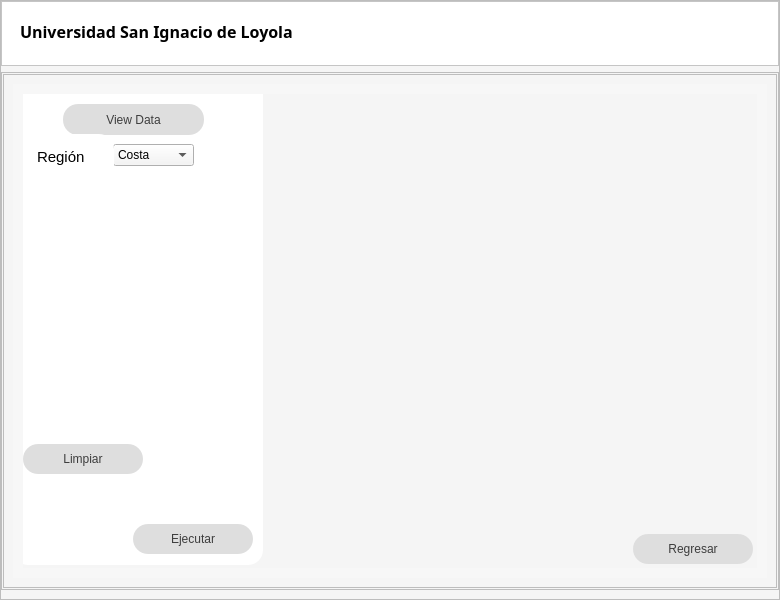
Before: the Qt Designer form PyQt.ui in RoYDraxT/PyQt, drawn with Qt 5.
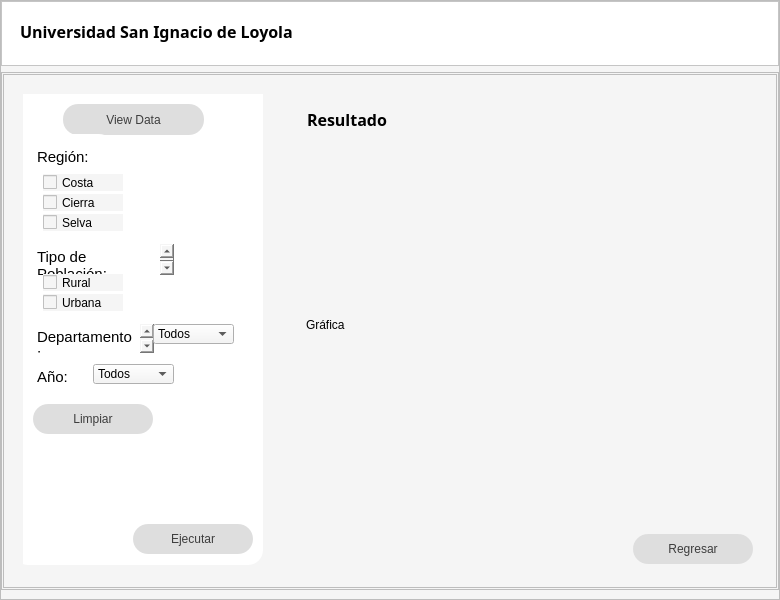
After: the same form once the commit is applied. Icons and pictures are not drawn.

Patch:
```diff
--- a/PyQt.ui
+++ b/PyQt.ui
@@ -237,7 +237,7 @@
               <widget class="QStackedWidget" name="stackedWidget">
                <property name="styleSheet">
                 <string notr="true">QFrame {
-    background-color: #f7f7f7; /* Fondo gris claro */
+    background-color: transparent; /* Fondo gris claro */
     border: 1px solid #dcdcdc; /* Borde gris claro */
     padding: 10px; /* Espaciado interno */;
     border: 0px; /* Sin bordes */;
@@ -463,8 +463,8 @@
                  <widget class="QPushButton" name="bt_limpiar">
                   <property name="geometry">
                    <rect>
-                    <x>10</x>
-                    <y>370</y>
+                    <x>20</x>
+                    <y>330</y>
                     <width>120</width>
                     <height>30</height>
                    </rect>
@@ -479,31 +479,6 @@
                    <string>Limpiar</string>
                   </property>
                  </widget>
-                 <widget class="QComboBox" name="reg_box">
-                  <property name="geometry">
-                   <rect>
-                    <x>100</x>
-                    <y>70</y>
-                    <width>81</width>
-                    <height>22</height>
-                   </rect>
-                  </property>
-                  <item>
-                   <property name="text">
-                    <string>Costa</string>
-                   </property>
-                  </item>
-                  <item>
-                   <property name="text">
-                    <string>Sierra</string>
-                   </property>
-                  </item>
-                  <item>
-                   <property name="text">
-                    <string>Selva</string>
-                   </property>
-                  </item>
-                 </widget>
                  <widget class="QPlainTextEdit" name="region">
                   <property name="geometry">
                    <rect>
@@ -522,7 +497,7 @@
                    </font>
                   </property>
                   <property name="plainText">
-                   <string>Región</string>
+                   <string>Región:</string>
                   </property>
                  </widget>
                  <widget class="QPushButton" name="bt_ejecutar">
@@ -542,6 +517,308 @@
                   </property>
                   <property name="text">
                    <string>Ejecutar</string>
+                  </property>
+                 </widget>
+                 <widget class="QPlainTextEdit" name="anio">
+                  <property name="geometry">
+                   <rect>
+                    <x>10</x>
+                    <y>280</y>
+                    <width>91</width>
+                    <height>49</height>
+                   </rect>
+                  </property>
+                  <property name="font">
+                   <font>
+                    <family>Arial</family>
+                    <pointsize>11</pointsize>
+                    <weight>50</weight>
+                    <bold>false</bold>
+                   </font>
+                  </property>
+                  <property name="plainText">
+                   <string>Año:</string>
+                  </property>
+                 </widget>
+                 <widget class="QComboBox" name="anio_box">
+                  <property name="geometry">
+                   <rect>
+                    <x>80</x>
+                    <y>290</y>
+                    <width>81</width>
+                    <height>20</height>
+                   </rect>
+                  </property>
+                  <item>
+                   <property name="text">
+                    <string>Todos</string>
+                   </property>
+                  </item>
+                  <item>
+                   <property name="text">
+                    <string>2014</string>
+                   </property>
+                  </item>
+                  <item>
+                   <property name="text">
+                    <string>2015</string>
+                   </property>
+                  </item>
+                  <item>
+                   <property name="text">
+                    <string>2016</string>
+                   </property>
+                  </item>
+                  <item>
+                   <property name="text">
+                    <string>2017</string>
+                   </property>
+                  </item>
+                  <item>
+                   <property name="text">
+                    <string>2018</string>
+                   </property>
+                  </item>
+                  <item>
+                   <property name="text">
+                    <string>2019</string>
+                   </property>
+                  </item>
+                  <item>
+                   <property name="text">
+                    <string>2020</string>
+                   </property>
+                  </item>
+                  <item>
+                   <property name="text">
+                    <string>2021</string>
+                   </property>
+                  </item>
+                 </widget>
+                 <widget class="QCheckBox" name="costa">
+                  <property name="geometry">
+                   <rect>
+                    <x>30</x>
+                    <y>100</y>
+                    <width>80</width>
+                    <height>17</height>
+                   </rect>
+                  </property>
+                  <property name="text">
+                   <string>Costa</string>
+                  </property>
+                 </widget>
+                 <widget class="QCheckBox" name="sierra">
+                  <property name="geometry">
+                   <rect>
+                    <x>30</x>
+                    <y>120</y>
+                    <width>80</width>
+                    <height>17</height>
+                   </rect>
+                  </property>
+                  <property name="text">
+                   <string>Cierra</string>
+                  </property>
+                 </widget>
+                 <widget class="QCheckBox" name="selva">
+                  <property name="geometry">
+                   <rect>
+                    <x>30</x>
+                    <y>140</y>
+                    <width>80</width>
+                    <height>17</height>
+                   </rect>
+                  </property>
+                  <property name="text">
+                   <string>Selva</string>
+                  </property>
+                 </widget>
+                 <widget class="QPlainTextEdit" name="departamento">
+                  <property name="geometry">
+                   <rect>
+                    <x>10</x>
+                    <y>240</y>
+                    <width>141</width>
+                    <height>49</height>
+                   </rect>
+                  </property>
+                  <property name="font">
+                   <font>
+                    <family>Arial</family>
+                    <pointsize>11</pointsize>
+                    <weight>50</weight>
+                    <bold>false</bold>
+                   </font>
+                  </property>
+                  <property name="plainText">
+                   <string>Departamento:</string>
+                  </property>
+                 </widget>
+                 <widget class="QComboBox" name="departamento_box">
+                  <property name="geometry">
+                   <rect>
+                    <x>140</x>
+                    <y>250</y>
+                    <width>81</width>
+                    <height>20</height>
+                   </rect>
+                  </property>
+                  <item>
+                   <property name="text">
+                    <string>Todos</string>
+                   </property>
+                  </item>
+                 </widget>
+                 <widget class="QCheckBox" name="rural">
+                  <property name="geometry">
+                   <rect>
+                    <x>30</x>
+                    <y>200</y>
+                    <width>80</width>
+                    <height>17</height>
+                   </rect>
+                  </property>
+                  <property name="text">
+                   <string>Rural</string>
+                  </property>
+                 </widget>
+                 <widget class="QPlainTextEdit" name="tipo_poblacion">
+                  <property name="geometry">
+                   <rect>
+                    <x>10</x>
+                    <y>160</y>
+                    <width>161</width>
+                    <height>51</height>
+                   </rect>
+                  </property>
+                  <property name="font">
+                   <font>
+                    <family>Arial</family>
+                    <pointsize>11</pointsize>
+                    <weight>50</weight>
+                    <bold>false</bold>
+                   </font>
+                  </property>
+                  <property name="plainText">
+                   <string>Tipo de Población:</string>
+                  </property>
+                 </widget>
+                 <widget class="QCheckBox" name="urbana">
+                  <property name="geometry">
+                   <rect>
+                    <x>30</x>
+                    <y>220</y>
+                    <width>80</width>
+                    <height>17</height>
+                   </rect>
+                  </property>
+                  <property name="text">
+                   <string>Urbana</string>
+                  </property>
+                 </widget>
+                 <zorder>tipo_poblacion</zorder>
+                 <zorder>bt_view</zorder>
+                 <zorder>bt_limpiar</zorder>
+                 <zorder>region</zorder>
+                 <zorder>bt_ejecutar</zorder>
+                 <zorder>anio</zorder>
+                 <zorder>anio_box</zorder>
+                 <zorder>costa</zorder>
+                 <zorder>sierra</zorder>
+                 <zorder>selva</zorder>
+                 <zorder>departamento</zorder>
+                 <zorder>departamento_box</zorder>
+                 <zorder>rural</zorder>
+                 <zorder>urbana</zorder>
+                </widget>
+                <widget class="QFrame" name="frame_grafc">
+                 <property name="geometry">
+                  <rect>
+                   <x>260</x>
+                   <y>210</y>
+                   <width>301</width>
+                   <height>231</height>
+                  </rect>
+                 </property>
+                 <property name="frameShape">
+                  <enum>QFrame::StyledPanel</enum>
+                 </property>
+                 <property name="frameShadow">
+                  <enum>QFrame::Raised</enum>
+                 </property>
+                 <widget class="QLabel" name="grafica">
+                  <property name="geometry">
+                   <rect>
+                    <x>10</x>
+                    <y>0</y>
+                    <width>101</width>
+                    <height>41</height>
+                   </rect>
+                  </property>
+                  <property name="text">
+                   <string>Gráfica</string>
+                  </property>
+                 </widget>
+                 <widget class="QWidget" name="verticalLayoutWidget">
+                  <property name="geometry">
+                   <rect>
+                    <x>10</x>
+                    <y>40</y>
+                    <width>281</width>
+                    <height>181</height>
+                   </rect>
+                  </property>
+                  <layout class="QVBoxLayout" name="grafica_box"/>
+                 </widget>
+                </widget>
+                <widget class="QPlainTextEdit" name="resultado">
+                 <property name="geometry">
+                  <rect>
+                   <x>270</x>
+                   <y>0</y>
+                   <width>151</width>
+                   <height>61</height>
+                  </rect>
+                 </property>
+                 <property name="font">
+                  <font>
+                   <family>Arial Black</family>
+                   <pointsize>12</pointsize>
+                   <weight>75</weight>
+                   <bold>true</bold>
+                  </font>
+                 </property>
+                 <property name="plainText">
+                  <string>Resultado</string>
+                 </property>
+                </widget>
+                <widget class="QFrame" name="frame_res_2">
+                 <property name="geometry">
+                  <rect>
+                   <x>270</x>
+                   <y>40</y>
+                   <width>291</width>
+                   <height>161</height>
+                  </rect>
+                 </property>
+                 <property name="frameShape">
+                  <enum>QFrame::StyledPanel</enum>
+                 </property>
+                 <property name="frameShadow">
+                  <enum>QFrame::Raised</enum>
+                 </property>
+                 <widget class="QPlainTextEdit" name="text_res">
+                  <property name="geometry">
+                   <rect>
+                    <x>10</x>
+                    <y>10</y>
+                    <width>261</width>
+                    <height>141</height>
+                   </rect>
+                  </property>
+                  <property name="plainText">
+                   <string/>
                   </property>
                  </widget>
                 </widget>
```
Left out of the diff: 5 changed lines with no effect on the pictures.
